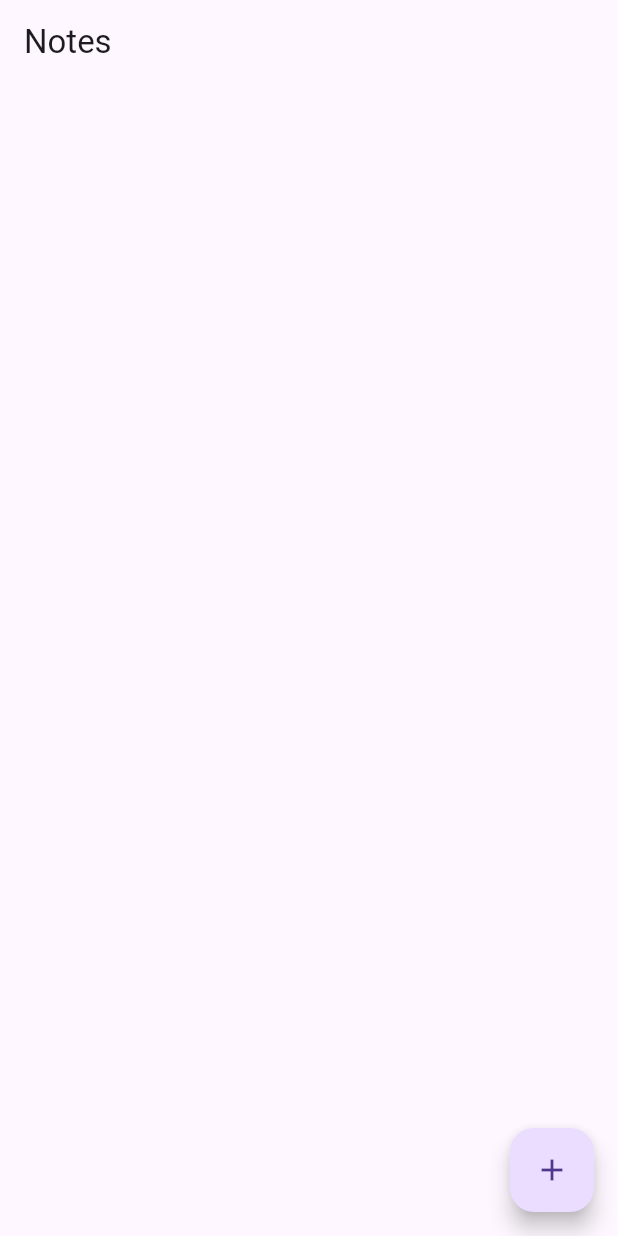
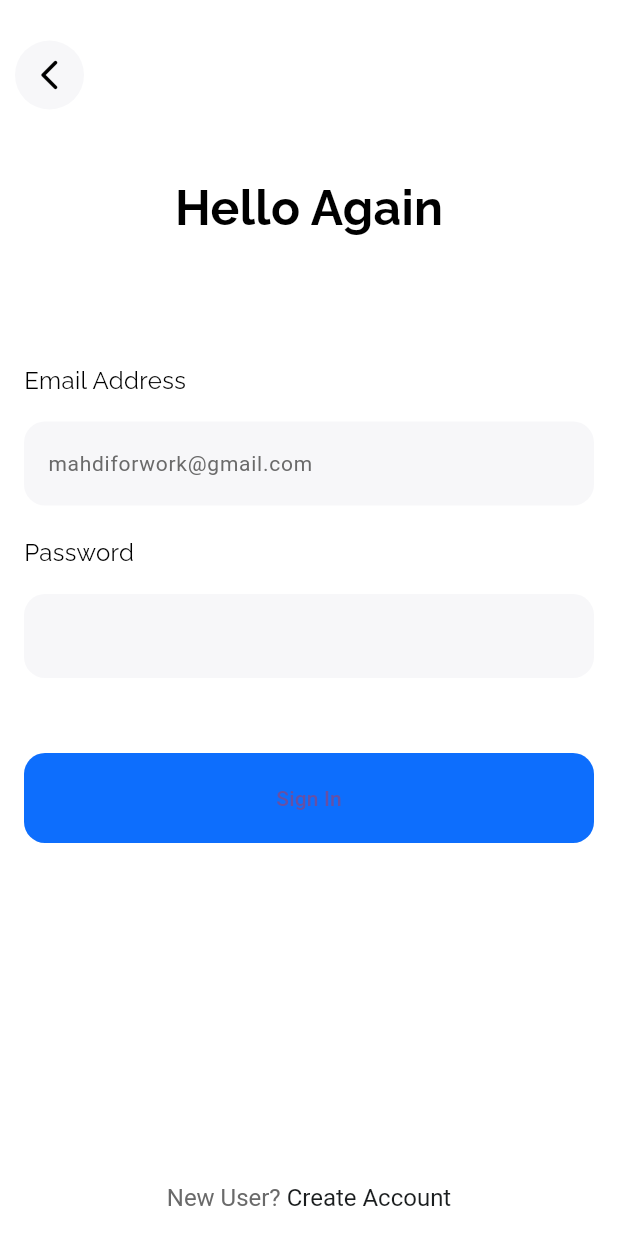
Before and after one commit to escpad/flutter_project, a Flutter app: the screen it shows after launch, on a phone screen of 412 x 824 dp. Run offline on Flutter 3.47's test engine with Material 3 defaults, Android fonts, the phone set to English and light mode, and no system bars; our stand-ins replace cloud_firestore, firebase_auth, firebase_core, fluttertoast, google_fonts, material_design_icons_flutter; accounts and stored records are empty.

Commit message:
Added Login, Signup pages

```diff
--- a/lib/main.dart
+++ b/lib/main.dart
@@ -1,7 +1,7 @@
 import 'package:firebase_core/firebase_core.dart';
 import 'package:flutter/material.dart';
 import 'package:my_first_flutter/firebase_options.dart';
-import 'package:my_first_flutter/pages/home.dart';
+import 'package:my_first_flutter/pages/login.dart';
 
 
 void main() async {
@@ -17,7 +17,7 @@ class MyApp extends StatelessWidget {
   Widget build(BuildContext context) {
     return MaterialApp(
       debugShowCheckedModeBanner: false,
-      home:HomePage()
+      home:Login()
     );
   }
 }
--- /dev/null
+++ b/lib/pages/login.dart
@@ -0,0 +1,199 @@
+import 'package:my_first_flutter/pages/signup.dart';
+import 'package:my_first_flutter/services/auth_service.dart';
+import 'package:flutter/gestures.dart';
+import 'package:flutter/material.dart';
+import 'package:google_fonts/google_fonts.dart';
+
+class Login extends StatelessWidget {
+  Login({super.key});
+
+  final TextEditingController _emailController = TextEditingController();
+  final TextEditingController _passwordController = TextEditingController();
+
+  @override
+  Widget build(BuildContext context) {
+    return Scaffold(
+      backgroundColor: Colors.white,
+      resizeToAvoidBottomInset: true,
+      bottomNavigationBar: _signup(context),
+      appBar: AppBar(
+        backgroundColor: Colors.transparent,
+        elevation: 0,
+        toolbarHeight: 100,
+        leading: GestureDetector(
+          onTap: () {
+            Navigator.pop(context);
+          },
+          child: Container(
+            margin: const EdgeInsets.only(left: 10),
+            decoration: const BoxDecoration(
+              color: Color(0xffF7F7F9),
+              shape: BoxShape.circle
+            ),
+            child: const Center(
+              child: Icon(
+                Icons.arrow_back_ios_new_rounded,
+                color: Colors.black,
+              ),
+            ),
+          ),
+        ),
+      ),
+      body: SafeArea(
+        child: SingleChildScrollView(
+         padding: const EdgeInsets.symmetric(horizontal: 16,vertical: 16),
+          child: Column(
+            mainAxisAlignment: MainAxisAlignment.start,
+            children: [
+              Center(
+                child: Text(
+                  'Hello Again',
+                  style: GoogleFonts.raleway(
+                    textStyle: const TextStyle(
+                      color: Colors.black,
+                      fontWeight: FontWeight.bold,
+                      fontSize: 32
+                    )
+                  ),
+                ),
+              ),
+              const SizedBox(height: 80,),
+               _emailAddress(),
+               const SizedBox(height: 20,),
+               _password(),
+               const SizedBox(height: 50,),
+               _signin(context),
+            ],
+          ),
+        ),
+      ),
+    );
+  }
+
+  Widget _emailAddress() {
+    return Column(
+      mainAxisAlignment: MainAxisAlignment.start,
+      crossAxisAlignment: CrossAxisAlignment.start,
+      children: [
+        Text(
+          'Email Address',
+          style: GoogleFonts.raleway(
+            textStyle: const TextStyle(
+              color: Colors.black,
+              fontWeight: FontWeight.normal,
+              fontSize: 16
+            )
+          ),
+        ),
+        const SizedBox(height: 16,),
+        TextField(
+          controller: _emailController,
+          decoration: InputDecoration(
+            filled: true,
+            hintText: 'mahdiforwork@gmail.com',
+            hintStyle: const TextStyle(
+              color: Color(0xff6A6A6A),
+              fontWeight: FontWeight.normal,
+              fontSize: 14
+            ),
+            fillColor: const Color(0xffF7F7F9) ,
+            border: OutlineInputBorder(
+              borderSide: BorderSide.none,
+              borderRadius: BorderRadius.circular(14)
+            )
+          ),
+        )
+      ],
+    );
+  }
+
+  Widget _password() {
+    return Column(
+      mainAxisAlignment: MainAxisAlignment.start,
+      crossAxisAlignment: CrossAxisAlignment.start,
+      children: [
+        Text(
+          'Password',
+          style: GoogleFonts.raleway(
+            textStyle: const TextStyle(
+              color: Colors.black,
+              fontWeight: FontWeight.normal,
+              fontSize: 16
+            )
+          ),
+        ),
+        const SizedBox(height: 16,),
+        TextField(
+          obscureText: true,
+          controller: _passwordController,
+          decoration: InputDecoration(
+            filled: true,
+            fillColor: const Color(0xffF7F7F9) ,
+            border: OutlineInputBorder(
+              borderSide: BorderSide.none,
+              borderRadius: BorderRadius.circular(14)
+            )
+          ),
+        )
+      ],
+    );
+  }
+
+  Widget _signin(BuildContext context) {
+    return ElevatedButton(
+      style: ElevatedButton.styleFrom(
+        backgroundColor: const Color(0xff0D6EFD),
+        shape: RoundedRectangleBorder(
+          borderRadius: BorderRadius.circular(14),
+        ),
+        minimumSize: const Size(double.infinity, 60),
+        elevation: 0,
+      ),
+      onPressed: () async {
+        await AuthService().signin(
+          email: _emailController.text,
+          password: _passwordController.text,
+          context: context
+        );
+      },
+      child: const Text("Sign In"),
+    );
+  }
+
+  Widget _signup(BuildContext context) {
+    return Padding(
+      padding: const EdgeInsets.only(bottom: 16),
+      child: RichText(
+        textAlign: TextAlign.center,
+        text: TextSpan(
+          children: [
+            const TextSpan(
+                text: "New User? ",
+                style: TextStyle(
+                  color: Color(0xff6A6A6A),
+                  fontWeight: FontWeight.normal,
+                  fontSize: 16
+                ),
+              ),
+              TextSpan(
+                text: "Create Account",
+                style: const TextStyle(
+                    color: Color(0xff1A1D1E),
+                    fontWeight: FontWeight.normal,
+                    fontSize: 16
+                  ),
+                  recognizer: TapGestureRecognizer()..onTap = () {
+                    Navigator.push(
+                      context,
+                      MaterialPageRoute(
+                        builder: (context) => Signup()
+                      ),
+                    );
+                  }
+              ),
+          ]
+        )
+      ),
+    );
+  }
+}
--- a/lib/services/firestore.dart
+++ b/lib/services/firestore.dart
@@ -1,5 +1,4 @@
 import 'package:cloud_firestore/cloud_firestore.dart';
-import 'package:flutter/scheduler.dart';
 
 class FirestoreService {
 
--- a/pubspec.yaml
+++ b/pubspec.yaml
@@ -14,12 +14,15 @@ dependencies:
   cupertino_icons: ^1.0.8
   material_design_icons_flutter: 7.0.7296
   firebase_core: ^3.11.0
+  google_fonts: ^6.2.1
+  firebase_auth: ^5.4.2
   cloud_firestore: ^5.6.3
 
 dev_dependencies:
   flutter_test:
     sdk: flutter
   flutter_lints: ^5.0.0
+  fluttertoast: ^8.2.11
 
 flutter:
 
```
Also changed, not shown: lib/pages/signup.dart (added, +181 -0 lines), lib/services/auth_service.dart (added, +109 -0 lines), pubspec.lock, 4 other files.
